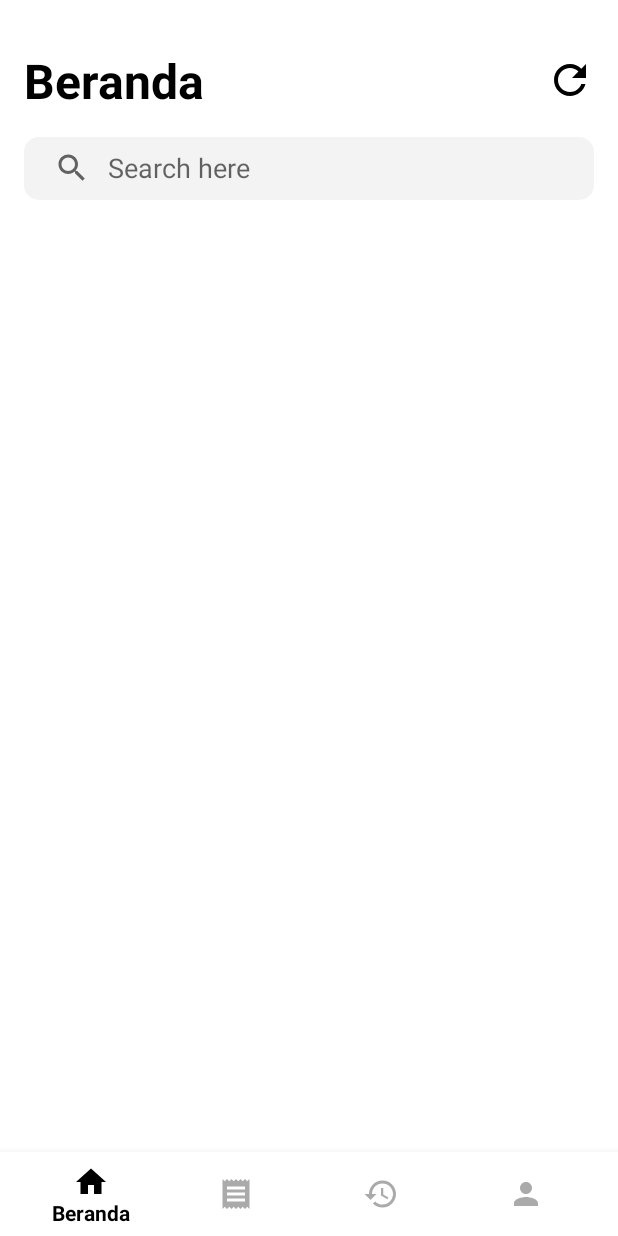
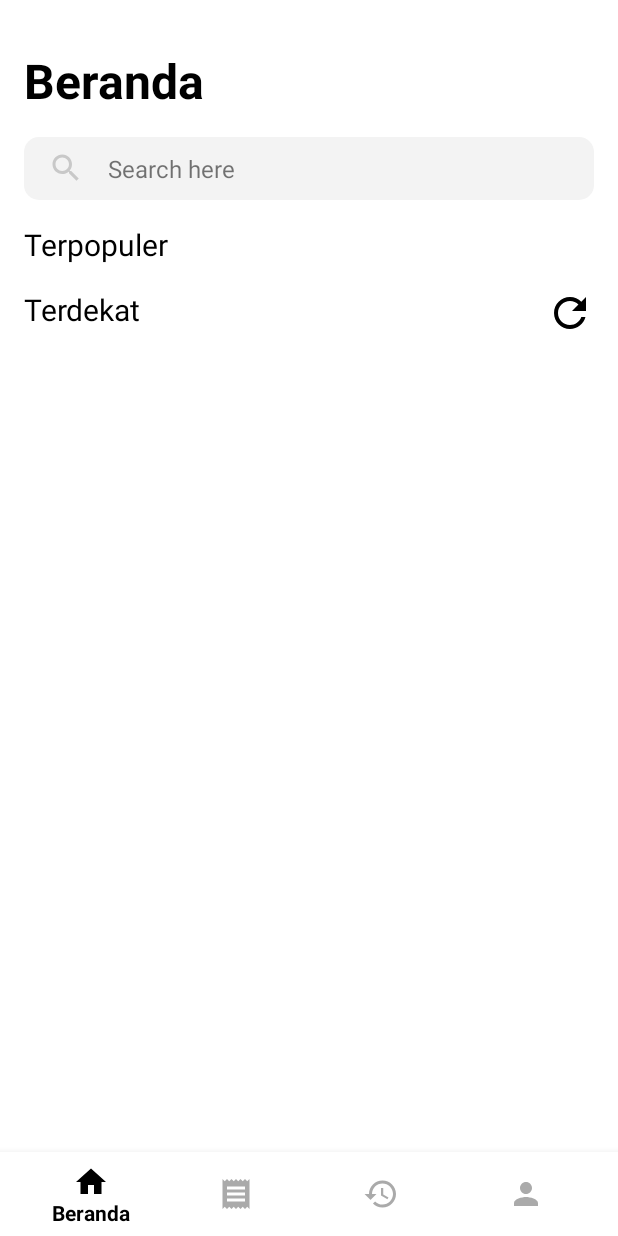
Before and after one commit to radityarin/Badminton, an Android app: the screen it shows after launch once a user with an empty profile is signed in (MainActivity), on a phone screen of 412 x 824 dp. Run offline under Robolectric (Android 15) with nearby library versions, the phone set to English and light mode, and no system bars; our stand-ins replace Firebase (no records; nobody signed in at launch, a user with empty details on screens opened directly), Picasso; pictures from the network do not load.

```diff
--- a/app/src/main/java/com/radityarin/badminton/adapter/AdapterPenyedia.java
+++ b/app/src/main/java/com/radityarin/badminton/adapter/AdapterPenyedia.java
@@ -1,7 +1,6 @@
 package com.radityarin.badminton.adapter;
 
 
-import android.app.Activity;
 import android.content.Context;
 import android.content.Intent;
 
--- a/app/src/main/java/com/radityarin/badminton/adapter/SliderAdapterExample.java
+++ b/app/src/main/java/com/radityarin/badminton/adapter/SliderAdapterExample.java
@@ -34,7 +34,6 @@ public class SliderAdapterExample extends SliderViewAdapter<SliderAdapterExample
 
     @Override
     public int getCount() {
-        //slider view count could be dynamic size
         return fotolapangan.length;
     }
 
@@ -42,7 +41,6 @@ public class SliderAdapterExample extends SliderViewAdapter<SliderAdapterExample
 
         View itemView;
         ImageView imageViewBackground;
-        TextView textViewDescription;
 
         public SliderAdapterVH(View itemView) {
             super(itemView);
--- a/app/src/main/java/com/radityarin/badminton/generalactivity/SplashScreen.java
+++ b/app/src/main/java/com/radityarin/badminton/generalactivity/SplashScreen.java
@@ -37,6 +37,7 @@ public class SplashScreen extends AppCompatActivity {
             }
         }, 1500L);
     }
+
     @Override
     protected void onStart() {
         super.onStart();
--- a/app/src/main/java/com/radityarin/badminton/penyewa/HomeFragment.java
+++ b/app/src/main/java/com/radityarin/badminton/penyewa/HomeFragment.java
@@ -9,6 +9,9 @@ import androidx.annotation.NonNull;
 import androidx.core.app.ActivityCompat;
 import androidx.core.content.ContextCompat;
 import androidx.fragment.app.Fragment;
+import androidx.fragment.app.FragmentManager;
+import androidx.fragment.app.FragmentTransaction;
+import androidx.recyclerview.widget.GridLayoutManager;
 import androidx.recyclerview.widget.LinearLayoutManager;
 import androidx.recyclerview.widget.RecyclerView;
 
@@ -17,7 +20,7 @@ import android.view.LayoutInflater;
 import android.view.View;
 import android.view.ViewGroup;
 import android.widget.Button;
-import android.widget.SearchView;
+import android.widget.TextView;
 
 import com.google.android.gms.location.FusedLocationProviderClient;
 import com.google.android.gms.location.LocationServices;
@@ -38,12 +41,13 @@ import java.util.Objects;
 
 import static android.content.ContentValues.TAG;
 
-public class HomeFragment extends Fragment implements SearchView.OnQueryTextListener {
+public class HomeFragment extends Fragment {
     private static final int MY_PERMISSIONS_REQUEST_LOCATION = 99;
     private String kordinatuser;
     private Location userlocation;
     private RecyclerView recyclerView;
-    private ArrayList<Penyedia> listtempat;
+    private RecyclerView recyclerViewTerpopuler;
+    private ArrayList<Penyedia> listtempat, listtempatpopuler;
     private FirebaseDatabase database;
     private DatabaseReference myRef;
 
@@ -61,12 +65,56 @@ public class HomeFragment extends Fragment implements SearchView.OnQueryTextList
         userlocation = new Location("");
         getCurrentLocation();
 
-        SearchView svlapangan = view.findViewById(R.id.sv_lapangan);
-        svlapangan.setOnQueryTextListener(this);
+        TextView svlapangan = view.findViewById(R.id.sv_lapangan);
+        svlapangan.setOnClickListener(new View.OnClickListener() {
+            @Override
+            public void onClick(View view) {
+                Fragment fragment = new SearchFragment();
+                FragmentManager fragmentManager = getActivity().getSupportFragmentManager();
+                FragmentTransaction fragmentTransaction = fragmentManager.beginTransaction();
+                fragmentTransaction.replace(R.id.main_frame, fragment);
+                fragmentTransaction.addToBackStack(null);
+                fragmentTransaction.commit();
+            }
+        });
         recyclerView = view.findViewById(R.id.recycler_view_lokasi);
+        recyclerViewTerpopuler = view.findViewById(R.id.recycler_view_lokasi_horizontal);
         listtempat = new ArrayList<>();
+        listtempatpopuler = new ArrayList<>();
         database = FirebaseDatabase.getInstance();
         myRef = database.getReference("Detail Penyedia");
+
+        myRef.addValueEventListener(new ValueEventListener() {
+            @Override
+            public void onDataChange(@NonNull DataSnapshot dataSnapshot) {
+                listtempat.clear();
+                for (DataSnapshot dt : dataSnapshot.getChildren()) {
+                    Penyedia mLokasi = dt.getValue(Penyedia.class);
+                    if (mLokasi.isActive()) {
+                        listtempatpopuler.add(mLokasi);
+                    }
+                }
+
+                HashMap<Double, Penyedia> penyediaHashMap = new HashMap<>();
+                for (int i = 0; i < listtempatpopuler.size(); i++) {
+                    penyediaHashMap.put(listtempatpopuler.get(i).getRating(), listtempatpopuler.get(i));
+                }
+
+                ArrayList<Double> sortedkeys = new ArrayList<>(penyediaHashMap.keySet());
+                Collections.sort(sortedkeys, Collections.<Double>reverseOrder());
+                listtempatpopuler.clear();
+                for (Double key : sortedkeys) {
+                    listtempatpopuler.add(penyediaHashMap.get(key));
+                }
+                recyclerViewTerpopuler.setAdapter(new AdapterPenyedia(listtempatpopuler, getContext()));
+                recyclerViewTerpopuler.setLayoutManager(new LinearLayoutManager(getContext(), LinearLayoutManager.HORIZONTAL, false));
+            }
+
+            @Override
+            public void onCancelled(@NonNull DatabaseError error) {
+                Log.w(TAG, "Failed to read value.", error.toException());
+            }
+        });
 
         myRef.addValueEventListener(new ValueEventListener() {
             @Override
@@ -128,7 +176,8 @@ public class HomeFragment extends Fragment implements SearchView.OnQueryTextList
                             Log.d("cek",a.getNamalapangan());
                         }
                         recyclerView.setAdapter(new AdapterPenyedia(listtempat, getContext()));
-                        recyclerView.setLayoutManager(new LinearLayoutManager(getContext()));
+//                        recyclerView.setLayoutManager(new LinearLayoutManager(getContext()));
+                        recyclerView.setLayoutManager(new GridLayoutManager(getContext(), 2));
                     }
 
                     @Override
@@ -174,33 +223,4 @@ public class HomeFragment extends Fragment implements SearchView.OnQueryTextList
             }
         });
     }
-
-    @Override
-    public boolean onQueryTextSubmit(String query) {
-        query = query.toLowerCase();
-        database.getReference().child("Detail Penyedia").orderByChild("namalapangansmallcase").equalTo(query).addListenerForSingleValueEvent(new ValueEventListener() {
-            @Override
-            public void onDataChange(@NonNull DataSnapshot dataSnapshot) {
-                listtempat.clear();
-                for(DataSnapshot dt : dataSnapshot.getChildren()){
-                    Penyedia penyedia = dt.getValue(Penyedia.class);
-                    Log.d("cek", Objects.requireNonNull(penyedia).getNamalapangan());
-                    listtempat.add(penyedia);
-                }
-                recyclerView.setAdapter(new AdapterPenyedia(listtempat, getContext()));
-                recyclerView.setLayoutManager(new LinearLayoutManager(getContext()));
-            }
-
-            @Override
-            public void onCancelled(@NonNull DatabaseError databaseError) {
-
-            }
-        });
-        return false;
-    }
-
-    @Override
-    public boolean onQueryTextChange(String newText) {
-        return false;
-    }
 }
--- a/app/src/main/res/layout/card_lokasi.xml
+++ b/app/src/main/res/layout/card_lokasi.xml
@@ -4,7 +4,7 @@
     xmlns:tools="http://schemas.android.com/tools"
     android:id="@+id/cardlokasi"
     android:layout_width="match_parent"
-    android:layout_height="220dp"
+    android:layout_height="200dp"
     android:layout_marginVertical="8dp"
     android:layout_marginHorizontal="16dp"
     android:elevation="0dp"
@@ -39,7 +39,6 @@
             android:layout_width="match_parent"
             android:layout_height="wrap_content"
             android:paddingHorizontal="10dp"
-
             android:layout_marginBottom="16dp"
             android:layout_alignParentBottom="true"
             android:orientation="vertical"
--- a/app/src/main/res/layout/fragment_home.xml
+++ b/app/src/main/res/layout/fragment_home.xml
@@ -35,6 +35,56 @@
                     android:textSize="32sp"
                     android:textStyle="bold" />
 
+            </RelativeLayout>
+
+            <TextView
+                android:id="@+id/sv_lapangan"
+                android:layout_width="match_parent"
+                android:layout_height="42dp"
+                android:layout_marginHorizontal="16dp"
+                android:layout_marginTop="16dp"
+                android:background="@drawable/bg_searchview"
+                android:paddingHorizontal="16dp"
+                android:text="Search here"
+                android:gravity="center_vertical"
+                android:drawablePadding="16dp"
+                android:textSize="16dp"
+                android:drawableLeft="@drawable/ic_search_grey_24dp"
+                android:iconifiedByDefault="false"
+                android:queryBackground="@android:color/transparent"
+                android:queryHint="Search here"
+                tools:targetApi="o" />
+
+            <TextView
+                android:layout_width="match_parent"
+                android:layout_height="wrap_content"
+                android:text="Terpopuler"
+                android:layout_marginTop="16dp"
+                android:layout_marginHorizontal="16dp"
+                android:textColor="@android:color/black"
+                android:textSize="20sp"/>
+
+            <androidx.recyclerview.widget.RecyclerView
+                android:id="@+id/recycler_view_lokasi_horizontal"
+                android:layout_width="match_parent"
+                android:layout_height="match_parent"
+                android:layout_marginTop="8dp" />
+
+            <RelativeLayout
+                android:layout_width="match_parent"
+                android:layout_height="wrap_content"
+                android:layout_marginHorizontal="16dp"
+                android:layout_marginTop="8dp"
+                android:orientation="horizontal"
+                tools:targetApi="o">
+
+                <TextView
+                    android:layout_width="match_parent"
+                    android:layout_height="wrap_content"
+                    android:text="Terdekat"
+                    android:textColor="@android:color/black"
+                    android:textSize="20sp"/>
+
                 <Button
                     android:id="@+id/refreshbutton"
                     android:layout_width="32dp"
@@ -44,24 +94,12 @@
                     android:background="@drawable/ic_refresh_black_24dp" />
             </RelativeLayout>
 
-            <SearchView
-                android:id="@+id/sv_lapangan"
-                android:layout_width="match_parent"
-                android:layout_height="42dp"
-                android:layout_marginHorizontal="16dp"
-                android:layout_marginTop="16dp"
-                android:background="@drawable/bg_searchview"
-                android:iconifiedByDefault="false"
-                android:queryBackground="@android:color/transparent"
-                android:queryHint="Search here"
-                tools:targetApi="o" />
 
             <androidx.recyclerview.widget.RecyclerView
                 android:id="@+id/recycler_view_lokasi"
                 android:layout_width="match_parent"
                 android:layout_height="match_parent"
-                android:layout_marginTop="10dp" />
-
+                android:layout_marginTop="8dp" />
 
         </LinearLayout>
     </androidx.core.widget.NestedScrollView>
```
Also changed, not shown: app/src/main/java/com/radityarin/badminton/penyewa/SearchFragment.java (added, +117 -0 lines), app/src/main/res/layout/fragment_search.xml (added, +42 -0 lines), 4 other files.
